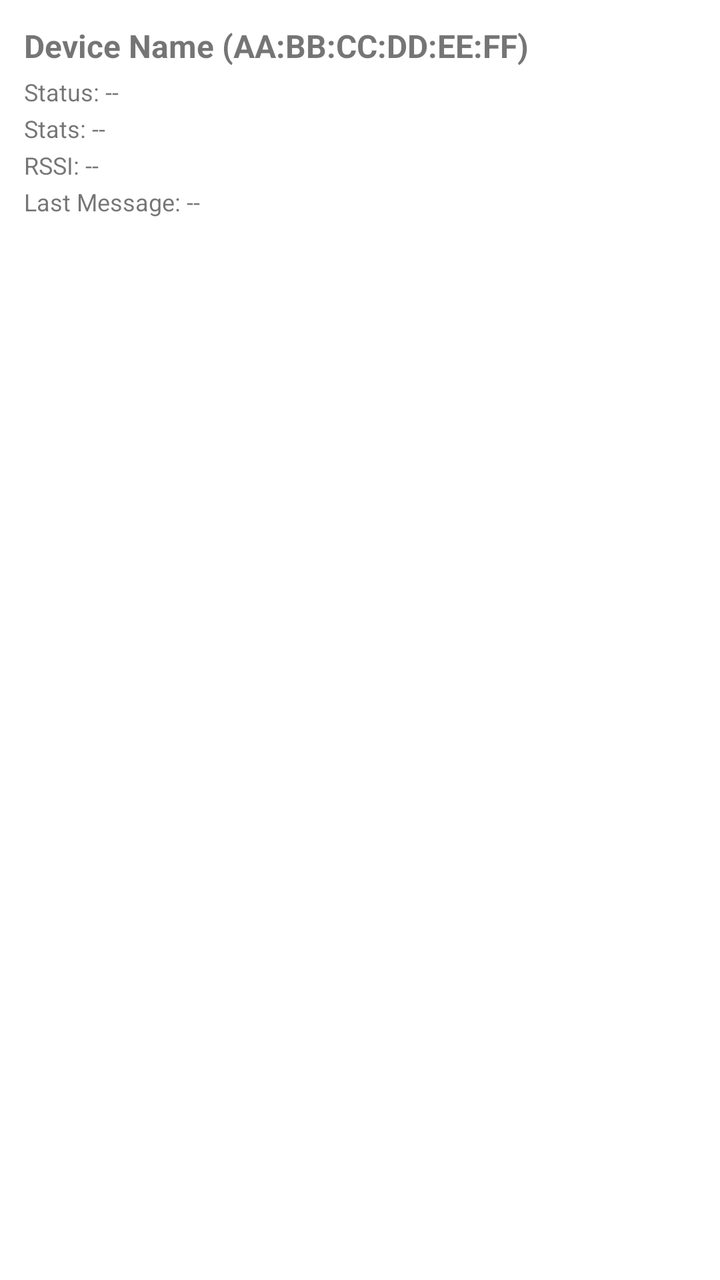
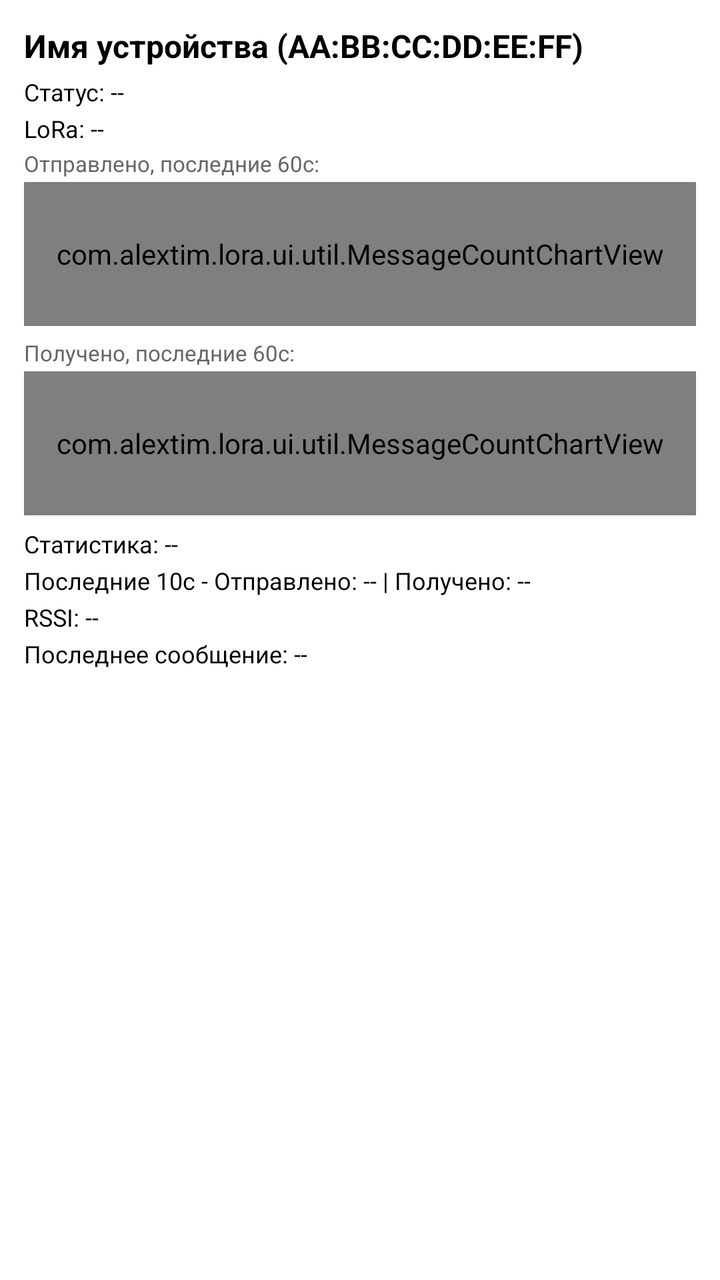

Screens rendered from an Android XML layout before and after an edit, with the pre-edit source and the edit as a unified diff.
<!-- AndroidManifest.xml: application theme AppTheme -->
<!-- res/layout/item_device_info.xml -->
<?xml version="1.0" encoding="utf-8"?>
<LinearLayout xmlns:android="http://schemas.android.com/apk/res/android"
    android:layout_width="match_parent"
    android:layout_height="wrap_content"
    android:orientation="vertical"
    android:padding="12dp"
    android:background="#FFFFFF"
    android:layout_marginBottom="8dp">

    <TextView
        android:id="@+id/deviceNameAddressLabel"
        android:layout_width="match_parent"
        android:layout_height="wrap_content"
        android:text="Device Name (AA:BB:CC:DD:EE:FF)"
        android:textSize="16sp"
        android:textStyle="bold"
        android:layout_marginBottom="4dp" />

    <TextView
        android:id="@+id/deviceStatusLabel"
        android:layout_width="match_parent"
        android:layout_height="wrap_content"
        android:text="Status: --"
        android:textSize="12sp"
        android:layout_marginBottom="2dp" />

    <TextView
        android:id="@+id/deviceStatsLabel"
        android:layout_width="match_parent"
        android:layout_height="wrap_content"
        android:text="Stats: --"
        android:textSize="12sp"
        android:layout_marginBottom="2dp" />

    <TextView
        android:id="@+id/deviceRssiLabel"
        android:layout_width="match_parent"
        android:layout_height="wrap_content"
        android:text="RSSI: --"
        android:textSize="12sp"
        android:layout_marginBottom="2dp" />

    <TextView
        android:id="@+id/deviceLastMessageLabel"
        android:layout_width="match_parent"
        android:layout_height="wrap_content"
        android:text="Last Message: --"
        android:textSize="12sp" />

</LinearLayout>
<!-- resources referenced by this layout -->
<resources>
  <style name="AppTheme" parent="Theme.MaterialComponents.DayNight.NoActionBar">
          
      </style>
</resources>

<!-- the commit's change to res/layout/item_device_info.xml (unified diff, before → after) -->
@@ -11,25 +11,75 @@
         android:id="@+id/deviceNameAddressLabel"
         android:layout_width="match_parent"
         android:layout_height="wrap_content"
-        android:text="Device Name (AA:BB:CC:DD:EE:FF)"
+        android:text="Имя устройства (AA:BB:CC:DD:EE:FF)"
         android:textSize="16sp"
         android:textStyle="bold"
+        android:textColor="#000000"
         android:layout_marginBottom="4dp" />
 
     <TextView
         android:id="@+id/deviceStatusLabel"
         android:layout_width="match_parent"
         android:layout_height="wrap_content"
-        android:text="Status: --"
+        android:text="Статус: --"
         android:textSize="12sp"
+        android:textColor="#000000"
         android:layout_marginBottom="2dp" />
+
+    <TextView
+        android:id="@+id/deviceLoraNameLabel"
+        android:layout_width="match_parent"
+        android:layout_height="wrap_content"
+        android:text="LoRa: --"
+        android:textSize="12sp"
+        android:textColor="#000000"
+        android:layout_marginBottom="2dp" />
+
+    
+    <TextView
+        android:layout_width="wrap_content"
+        android:layout_height="wrap_content"
+        android:text="Отправлено, последние 60с:"
+        android:textSize="11sp"
+        android:textColor="#666666"
+        android:layout_marginBottom="2dp" />
+
+    <com.alextim.lora.ui.util.MessageCountChartView
+        android:id="@+id/deviceSentChart"
+        android:layout_width="match_parent"
+        android:layout_height="72dp"
+        android:layout_marginBottom="6dp" />
+
+    <TextView
+        android:layout_width="wrap_content"
+        android:layout_height="wrap_content"
+        android:text="Получено, последние 60с:"
+        android:textSize="11sp"
+        android:textColor="#666666"
+        android:layout_marginBottom="2dp" />
+
+    <com.alextim.lora.ui.util.MessageCountChartView
+        android:id="@+id/deviceReceivedChart"
+        android:layout_width="match_parent"
+        android:layout_height="72dp"
+        android:layout_marginBottom="6dp" />
 
     <TextView
         android:id="@+id/deviceStatsLabel"
         android:layout_width="match_parent"
         android:layout_height="wrap_content"
-        android:text="Stats: --"
+        android:text="Статистика: --"
         android:textSize="12sp"
+        android:textColor="#000000"
+        android:layout_marginBottom="2dp" />
+
+    <TextView
+        android:id="@+id/deviceRecentStatsLabel"
+        android:layout_width="match_parent"
+        android:layout_height="wrap_content"
+        android:text="Последние 10с - Отправлено: -- | Получено: --"
+        android:textSize="12sp"
+        android:textColor="#000000"
         android:layout_marginBottom="2dp" />
 
     <TextView
@@ -38,13 +88,15 @@
         android:layout_height="wrap_content"
         android:text="RSSI: --"
         android:textSize="12sp"
+        android:textColor="#000000"
         android:layout_marginBottom="2dp" />
 
     <TextView
         android:id="@+id/deviceLastMessageLabel"
         android:layout_width="match_parent"
         android:layout_height="wrap_content"
-        android:text="Last Message: --"
-        android:textSize="12sp" />
+        android:text="Последнее сообщение: --"
+        android:textSize="12sp"
+        android:textColor="#000000" />
 
 </LinearLayout>
